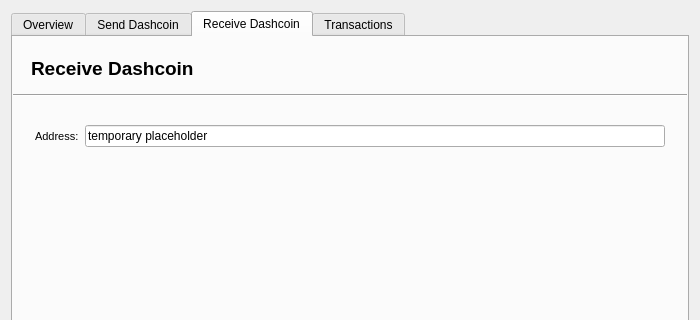
The window that dashcoinwallet.ui (pwstegman/DashcoinWalletGUI) describes before a commit, drawn with Qt 5; both pictures show x 0 to 700 and y 0 to 320 of the 700 by 481 pixel window.
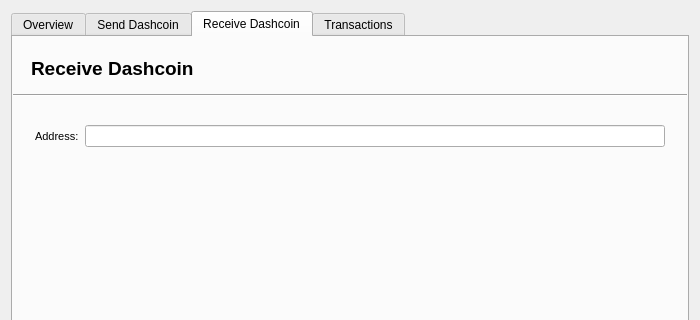
The same window after the commit. The open tabs and pages were chosen to show the change.

```diff
--- a/dashcoinwallet.ui
+++ b/dashcoinwallet.ui
@@ -516,7 +516,7 @@
                     <enum>Qt::NoFocus</enum>
                    </property>
                    <property name="text">
-                    <string>temporary placeholder</string>
+                    <string/>
                    </property>
                    <property name="readOnly">
                     <bool>true</bool>
```
Left out of the diff: 8 changed lines with no effect on the pictures.
